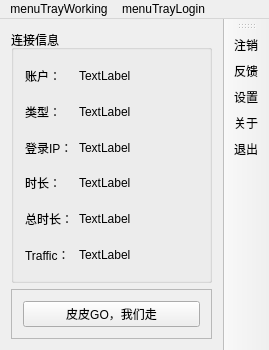
The window that client/forms/mainwindow.ui (NSS-Studio/NDR_Client) describes before a commit, drawn with Qt 5.
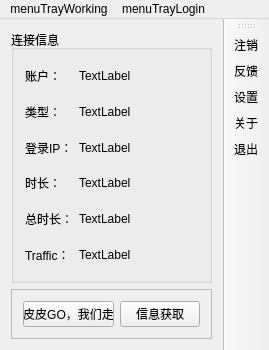
The same window after the commit. Icons and pictures are not drawn.

Commit message: 修正http获取更新信息 重新设计获取信息的逻辑

```diff
--- a/client/forms/mainwindow.ui
+++ b/client/forms/mainwindow.ui
@@ -53,6 +53,13 @@
          </property>
         </widget>
        </item>
+       <item row="0" column="1">
+        <widget class="QPushButton" name="infoGet">
+         <property name="text">
+          <string>信息获取</string>
+         </property>
+        </widget>
+       </item>
       </layout>
      </widget>
     </item>
```
The commit also changes 7 other files.
